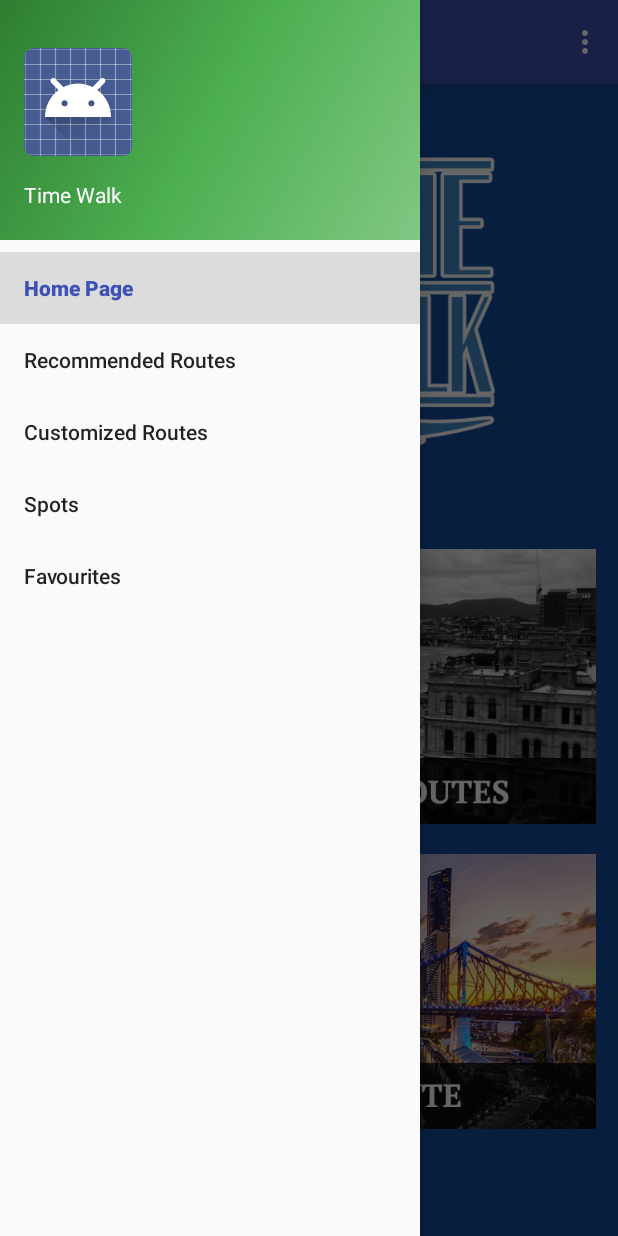
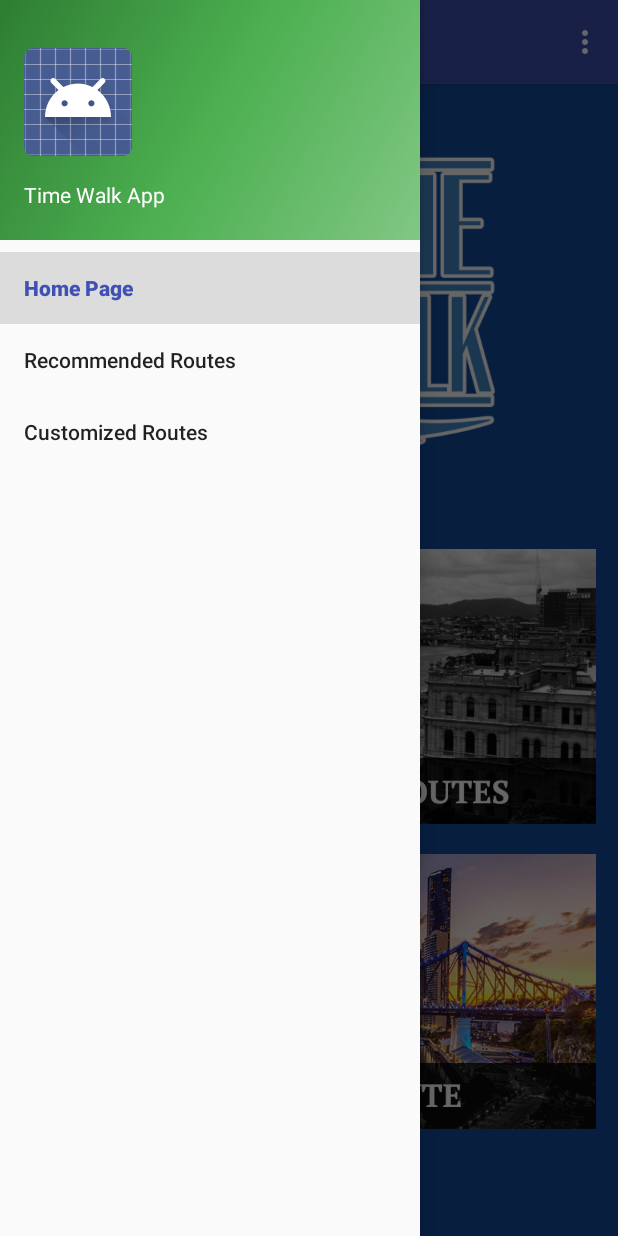
Before and after one commit to isaacraynald/TimeWalk, an Android app: the screen it shows after launch (NavigationDrawer), with the side drawer open, on a phone screen of 412 x 824 dp. Run offline under Robolectric (Android 15) with nearby library versions, the phone set to English and light mode, and no system bars.

Commit message:
Drawer changes and logo

```diff
--- a/TimeWalk/app/src/main/java/com/tempus/timewalk/timewalk/Activity/NavigationDrawer.java
+++ b/TimeWalk/app/src/main/java/com/tempus/timewalk/timewalk/Activity/NavigationDrawer.java
@@ -193,14 +193,7 @@ public class NavigationDrawer extends AppCompatActivity
 
             } else if (id == R.id.nav_customized) {
                 fragmentClass = CustomizedRoutesFragment.class;
-
-            } else if (id == R.id.nav_spots) {
-                fragmentClass = SpotsFragment.class;
-
-            } else if (id == R.id.nav_favourites) {
-                fragmentClass = FavouritesFragment.class;
             }
-
             try {
                 fragment = (Fragment) fragmentClass.newInstance();
                 fragmentManager.beginTransaction().replace(R.id.content_home, fragment,
--- a/TimeWalk/app/src/main/res/layout/nav_header_navigation_drawer.xml
+++ b/TimeWalk/app/src/main/res/layout/nav_header_navigation_drawer.xml
@@ -23,13 +23,13 @@
         android:layout_width="match_parent"
         android:layout_height="wrap_content"
         android:paddingTop="@dimen/nav_header_vertical_spacing"
-        android:text="Time Walk"
+        android:text="Time Walk App"
         android:textAppearance="@style/TextAppearance.AppCompat.Body1" />
 
     <TextView
         android:id="@+id/textView"
         android:layout_width="wrap_content"
         android:layout_height="wrap_content"
-        android:text="Welcome!" />
+        android:text="Take a trip to Queensland's history!" />
 
 </LinearLayout>
--- a/TimeWalk/app/src/main/res/menu/activity_navigation_drawer_drawer.xml
+++ b/TimeWalk/app/src/main/res/menu/activity_navigation_drawer_drawer.xml
@@ -11,12 +11,6 @@
         <item
             android:id="@+id/nav_customized"
             android:title="Customized Routes" />
-        <item
-            android:id="@+id/nav_spots"
-            android:title="Spots" />
-        <item
-            android:id="@+id/nav_favourites"
-            android:title="Favourites" />
     </group>
 
 
```
Also changed, not shown: TimeWalk/app/src/main/res/mipmap-hdpi/ic_launcher_round.png, TimeWalk/app/src/main/res/mipmap-mdpi/ic_launcher_round.png, TimeWalk/app/src/main/res/mipmap-xhdpi/ic_launcher_round.png, TimeWalk/app/src/main/res/mipmap-xxhdpi/ic_launcher_round.png, TimeWalk/app/src/main/res/mipmap-xxxhdpi/ic_launcher_round.png.
